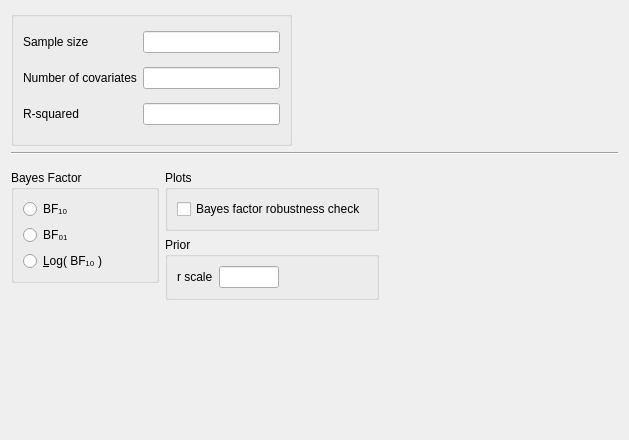
This is JASP-Desktop/analysisforms/SummaryStatistics/summarystatsregressionlinearbayesianform.ui in jasp-stats/jasp-desktop as Qt 5 draws it before an edit. The edited form follows.
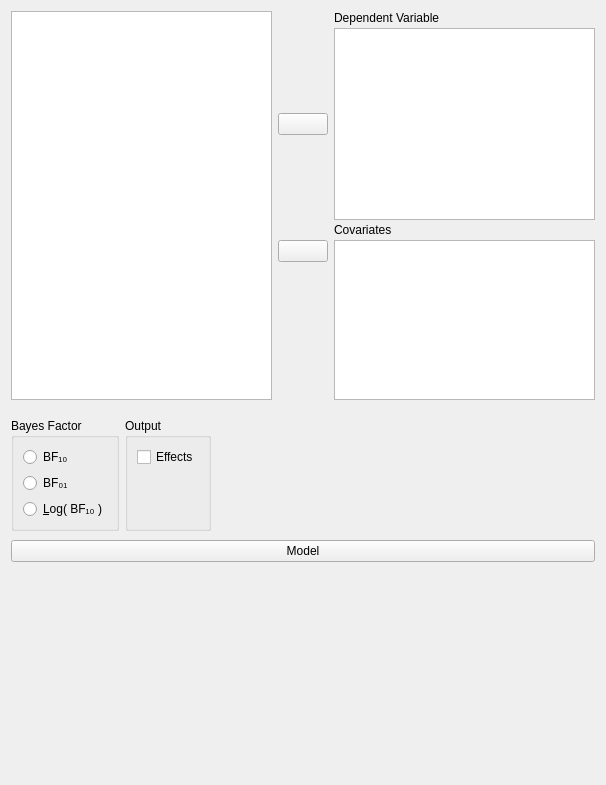
This is the edited form. Custom widgets are drawn as their Qt base class.

Commit message: add advanced options panel -initial commit

The edit to the form file:
```diff
--- a/JASP-Desktop/analysisforms/SummaryStatistics/summarystatsregressionlinearbayesianform.ui
+++ b/JASP-Desktop/analysisforms/SummaryStatistics/summarystatsregressionlinearbayesianform.ui
@@ -6,8 +6,8 @@
    <rect>
     <x>0</x>
     <y>0</y>
-    <width>629</width>
-    <height>440</height>
+    <width>606</width>
+    <height>785</height>
    </rect>
   </property>
   <property name="sizePolicy">
@@ -19,65 +19,198 @@
   <property name="windowTitle">
    <string>Form</string>
   </property>
-  <layout class="QGridLayout" name="gridLayout_2">
+  <layout class="QGridLayout" name="gridLayout">
+   <property name="verticalSpacing">
+    <number>0</number>
+   </property>
    <item row="0" column="0">
-    <widget class="GroupBox" name="groupBox">
-     <property name="title">
-      <string/>
+    <widget class="QWidget" name="topWidget" native="true">
+     <property name="sizePolicy">
+      <sizepolicy hsizetype="Preferred" vsizetype="Fixed">
+       <horstretch>0</horstretch>
+       <verstretch>0</verstretch>
+      </sizepolicy>
      </property>
-     <layout class="QGridLayout" name="gridLayout_11">
+     <layout class="QGridLayout" name="gridLayout_3">
+      <property name="leftMargin">
+       <number>0</number>
+      </property>
       <property name="topMargin">
-       <number>6</number>
+       <number>0</number>
       </property>
-      <item row="1" column="4">
-       <widget class="BoundTextBox" name="numberOfCovariates"/>
-      </item>
-      <item row="1" column="3">
-       <widget class="QLabel" name="label">
-        <property name="text">
-         <string>Number of covariates</string>
-        </property>
-       </widget>
-      </item>
-      <item row="2" column="4">
-       <widget class="BoundTextBox" name="unadjustedRSquared"/>
-      </item>
-      <item row="2" column="3">
+      <property name="rightMargin">
+       <number>0</number>
+      </property>
+      <property name="verticalSpacing">
+       <number>3</number>
+      </property>
+      <item row="2" column="2">
        <widget class="QLabel" name="label_4">
+        <property name="sizePolicy">
+         <sizepolicy hsizetype="Fixed" vsizetype="Fixed">
+          <horstretch>0</horstretch>
+          <verstretch>0</verstretch>
+         </sizepolicy>
+        </property>
         <property name="text">
-         <string>R-squared</string>
+         <string>Covariates</string>
         </property>
        </widget>
       </item>
-      <item row="0" column="3">
-       <widget class="QLabel" name="label_5">
+      <item row="3" column="1">
+       <widget class="AssignButton" name="buttonAssignCovariates">
+        <property name="sizePolicy">
+         <sizepolicy hsizetype="Fixed" vsizetype="Fixed">
+          <horstretch>0</horstretch>
+          <verstretch>0</verstretch>
+         </sizepolicy>
+        </property>
+        <property name="minimumSize">
+         <size>
+          <width>50</width>
+          <height>0</height>
+         </size>
+        </property>
+        <property name="maximumSize">
+         <size>
+          <width>50</width>
+          <height>16777215</height>
+         </size>
+        </property>
         <property name="text">
-         <string>Sample size</string>
+         <string/>
         </property>
        </widget>
       </item>
-      <item row="0" column="4">
-       <widget class="BoundTextBox" name="sampleSize"/>
+      <item row="1" column="1">
+       <widget class="AssignButton" name="buttonAssignDependent">
+        <property name="sizePolicy">
+         <sizepolicy hsizetype="Fixed" vsizetype="Fixed">
+          <horstretch>0</horstretch>
+          <verstretch>0</verstretch>
+         </sizepolicy>
+        </property>
+        <property name="minimumSize">
+         <size>
+          <width>50</width>
+          <height>0</height>
+         </size>
+        </property>
+        <property name="maximumSize">
+         <size>
+          <width>50</width>
+          <height>16777215</height>
+         </size>
+        </property>
+        <property name="text">
+         <string/>
+        </property>
+       </widget>
+      </item>
+      <item row="0" column="2">
+       <widget class="QLabel" name="label">
+        <property name="text">
+         <string>Dependent Variable</string>
+        </property>
+       </widget>
+      </item>
+      <item row="1" column="2">
+       <widget class="boundSingleItemView" name="dependent">
+        <property name="sizePolicy">
+         <sizepolicy hsizetype="Expanding" vsizetype="Fixed">
+          <horstretch>0</horstretch>
+          <verstretch>0</verstretch>
+         </sizepolicy>
+        </property>
+        <property name="minimumSize">
+         <size>
+          <width>0</width>
+          <height>0</height>
+         </size>
+        </property>
+        <property name="maximumSize">
+         <size>
+          <width>16777215</width>
+          <height>16777215</height>
+         </size>
+        </property>
+        <property name="selectionMode">
+         <enum>QAbstractItemView::ExtendedSelection</enum>
+        </property>
+       </widget>
+      </item>
+      <item row="4" column="1">
+       <spacer name="verticalSpacer_3">
+        <property name="orientation">
+         <enum>Qt::Vertical</enum>
+        </property>
+        <property name="sizeType">
+         <enum>QSizePolicy::Expanding</enum>
+        </property>
+        <property name="sizeHint" stdset="0">
+         <size>
+          <width>20</width>
+          <height>0</height>
+         </size>
+        </property>
+       </spacer>
+      </item>
+      <item row="3" column="2" rowspan="2">
+       <widget class="BoundListView" name="covariates">
+        <property name="sizePolicy">
+         <sizepolicy hsizetype="Expanding" vsizetype="Fixed">
+          <horstretch>0</horstretch>
+          <verstretch>1</verstretch>
+         </sizepolicy>
+        </property>
+        <property name="minimumSize">
+         <size>
+          <width>0</width>
+          <height>160</height>
+         </size>
+        </property>
+        <property name="maximumSize">
+         <size>
+          <width>16777215</width>
+          <height>160</height>
+         </size>
+        </property>
+        <property name="selectionMode">
+         <enum>QAbstractItemView::ExtendedSelection</enum>
+        </property>
+       </widget>
+      </item>
+      <item row="0" column="0" rowspan="5">
+       <widget class="AvailableFieldsListView" name="listAvailableFields">
+        <property name="sizePolicy">
+         <sizepolicy hsizetype="Expanding" vsizetype="Preferred">
+          <horstretch>0</horstretch>
+          <verstretch>0</verstretch>
+         </sizepolicy>
+        </property>
+        <property name="minimumSize">
+         <size>
+          <width>0</width>
+          <height>0</height>
+         </size>
+        </property>
+        <property name="selectionMode">
+         <enum>QAbstractItemView::ExtendedSelection</enum>
+        </property>
+       </widget>
       </item>
      </layout>
     </widget>
    </item>
-   <item row="1" column="0" colspan="2">
-    <widget class="Line" name="line">
-     <property name="orientation">
-      <enum>Qt::Horizontal</enum>
-     </property>
-    </widget>
-   </item>
-   <item row="2" column="0" colspan="2">
-    <widget class="QWidget" name="gridWidget" native="true">
+   <item row="1" column="0">
+    <widget class="QWidget" name="widget_12" native="true">
      <property name="sizePolicy">
       <sizepolicy hsizetype="Fixed" vsizetype="Fixed">
        <horstretch>0</horstretch>
        <verstretch>0</verstretch>
       </sizepolicy>
      </property>
-     <layout class="QGridLayout" name="gridLayout">
+     <layout class="QGridLayout" name="gridLayout_4">
       <property name="leftMargin">
        <number>0</number>
       </property>
@@ -87,7 +220,7 @@
       <property name="bottomMargin">
        <number>0</number>
       </property>
-      <item row="0" column="0" rowspan="2">
+      <item row="0" column="0">
        <widget class="BoundGroupBox" name="bayesFactorType">
         <property name="title">
          <string>Bayes Factor</string>
@@ -96,40 +229,8 @@
          <bool>false</bool>
         </property>
         <layout class="QGridLayout" name="gridLayout_13">
-         <item row="1" column="1">
-          <spacer name="horizontalSpacer_3">
-           <property name="orientation">
-            <enum>Qt::Horizontal</enum>
-           </property>
-           <property name="sizeHint" stdset="0">
-            <size>
-             <width>40</width>
-             <height>20</height>
-            </size>
-           </property>
-          </spacer>
-         </item>
-         <item row="2" column="0">
-          <widget class="QRadioButton" name="_3">
-           <property name="sizePolicy">
-            <sizepolicy hsizetype="Fixed" vsizetype="Fixed">
-             <horstretch>0</horstretch>
-             <verstretch>0</verstretch>
-            </sizepolicy>
-           </property>
-           <property name="text">
-            <string>&amp;Log( BF₁₀ )</string>
-           </property>
-          </widget>
-         </item>
          <item row="1" column="0">
           <widget class="QRadioButton" name="_2">
-           <property name="sizePolicy">
-            <sizepolicy hsizetype="Fixed" vsizetype="Fixed">
-             <horstretch>0</horstretch>
-             <verstretch>0</verstretch>
-            </sizepolicy>
-           </property>
            <property name="text">
             <string>BF₀₁</string>
            </property>
@@ -137,143 +238,121 @@
          </item>
          <item row="0" column="0">
           <widget class="QRadioButton" name="_1">
-           <property name="sizePolicy">
-            <sizepolicy hsizetype="Fixed" vsizetype="Fixed">
-             <horstretch>0</horstretch>
-             <verstretch>0</verstretch>
-            </sizepolicy>
-           </property>
            <property name="text">
             <string>BF₁₀</string>
            </property>
           </widget>
          </item>
+         <item row="2" column="0">
+          <widget class="QRadioButton" name="_3">
+           <property name="text">
+            <string>&amp;Log( BF₁₀ )</string>
+           </property>
+          </widget>
+         </item>
         </layout>
        </widget>
       </item>
       <item row="0" column="1">
-       <widget class="BoundGroupBox" name="plotsGroup">
+       <widget class="GroupBox" name="groupBox_3">
         <property name="title">
-         <string>Plots</string>
+         <string>Output</string>
         </property>
-        <layout class="QGridLayout" name="gridLayout_4">
+        <layout class="QGridLayout" name="gridLayout_8">
+         <item row="1" column="1">
+          <spacer name="verticalSpacer_4">
+           <property name="orientation">
+            <enum>Qt::Vertical</enum>
+           </property>
+           <property name="sizeHint" stdset="0">
+            <size>
+             <width>20</width>
+             <height>40</height>
+            </size>
+           </property>
+          </spacer>
+         </item>
          <item row="0" column="0" colspan="2">
-          <widget class="BoundCheckBox" name="plotBayesFactorRobustness">
+          <widget class="BoundCheckBox" name="effects">
+           <property name="text">
+            <string>Effects</string>
+           </property>
+          </widget>
+         </item>
+        </layout>
+       </widget>
+      </item>
+     </layout>
+    </widget>
+   </item>
+   <item row="2" column="0">
+    <widget class="QWidget" name="widget_11" native="true">
+     <layout class="QGridLayout" name="gridLayout_6">
+      <property name="leftMargin">
+       <number>0</number>
+      </property>
+      <property name="topMargin">
+       <number>0</number>
+      </property>
+      <property name="rightMargin">
+       <number>0</number>
+      </property>
+      <property name="bottomMargin">
+       <number>0</number>
+      </property>
+      <property name="verticalSpacing">
+       <number>0</number>
+      </property>
+      <item row="0" column="0">
+       <widget class="QWidget" name="widget_10" native="true">
+        <property name="sizePolicy">
+         <sizepolicy hsizetype="Preferred" vsizetype="Preferred">
+          <horstretch>0</horstretch>
+          <verstretch>0</verstretch>
+         </sizepolicy>
+        </property>
+        <layout class="QGridLayout" name="gridLayout_5">
+         <property name="leftMargin">
+          <number>0</number>
+         </property>
+         <property name="rightMargin">
+          <number>0</number>
+         </property>
+         <property name="bottomMargin">
+          <number>3</number>
+         </property>
+         <item row="0" column="0">
+          <widget class="ExpanderButton" name="expanderModel">
+           <property name="text">
+            <string>Model</string>
+           </property>
+          </widget>
+         </item>
+         <item row="1" column="0">
+          <widget class="AnovaModelWidget" name="modelTerms" native="true">
            <property name="sizePolicy">
-            <sizepolicy hsizetype="Fixed" vsizetype="Fixed">
+            <sizepolicy hsizetype="Expanding" vsizetype="Preferred">
              <horstretch>0</horstretch>
              <verstretch>0</verstretch>
             </sizepolicy>
            </property>
-           <property name="text">
-            <string>Bayes factor robustness check</string>
-           </property>
-          </widget>
-         </item>
-        </layout>
-       </widget>
-      </item>
-      <item row="1" column="1" rowspan="2">
-       <widget class="BoundGroupBox" name="missingValues">
-        <property name="title">
-         <string>Prior</string>
-        </property>
-        <property name="flat">
-         <bool>false</bool>
-        </property>
-        <layout class="QGridLayout" name="gridLayout_3">
-         <item row="0" column="2">
-          <spacer name="horizontalSpacer_2">
-           <property name="orientation">
-            <enum>Qt::Horizontal</enum>
-           </property>
-           <property name="sizeHint" stdset="0">
-            <size>
-             <width>40</width>
-             <height>20</height>
-            </size>
-           </property>
-          </spacer>
-         </item>
-         <item row="0" column="1">
-          <widget class="BoundTextBox" name="priorWidth">
            <property name="minimumSize">
             <size>
-             <width>60</width>
-             <height>0</height>
+             <width>0</width>
+             <height>200</height>
             </size>
-           </property>
-           <property name="maximumSize">
-            <size>
-             <width>60</width>
-             <height>16777215</height>
-            </size>
-           </property>
-          </widget>
-         </item>
-         <item row="0" column="0">
-          <widget class="QLabel" name="label_2">
-           <property name="text">
-            <string>r scale</string>
            </property>
           </widget>
          </item>
         </layout>
        </widget>
       </item>
-      <item row="2" column="0" rowspan="2">
-       <spacer name="verticalSpacer_2">
-        <property name="orientation">
-         <enum>Qt::Vertical</enum>
-        </property>
-        <property name="sizeHint" stdset="0">
-         <size>
-          <width>84</width>
-          <height>145</height>
-         </size>
-        </property>
-       </spacer>
-      </item>
-      <item row="3" column="1">
-       <spacer name="verticalSpacer">
-        <property name="orientation">
-         <enum>Qt::Vertical</enum>
-        </property>
-        <property name="sizeHint" stdset="0">
-         <size>
-          <width>116</width>
-          <height>129</height>
-         </size>
-        </property>
-       </spacer>
-      </item>
      </layout>
     </widget>
    </item>
-   <item row="0" column="1">
-    <spacer name="horizontalSpacer">
-     <property name="orientation">
-      <enum>Qt::Horizontal</enum>
-     </property>
-     <property name="sizeType">
-      <enum>QSizePolicy::Fixed</enum>
-     </property>
-     <property name="sizeHint" stdset="0">
-      <size>
-       <width>320</width>
-       <height>20</height>
-      </size>
-     </property>
-    </spacer>
-   </item>
   </layout>
  </widget>
  <customwidgets>
-  <customwidget>
-   <class>BoundTextBox</class>
-   <extends>QLineEdit</extends>
-   <header>widgets/boundtextbox.h</header>
-  </customwidget>
   <customwidget>
    <class>BoundGroupBox</class>
    <extends>QGroupBox</extends>
@@ -291,6 +370,37 @@
    <header>widgets/groupbox.h</header>
    <container>1</container>
   </customwidget>
+  <customwidget>
+   <class>AssignButton</class>
+   <extends>QPushButton</extends>
+   <header>widgets/assignbutton.h</header>
+  </customwidget>
+  <customwidget>
+   <class>AvailableFieldsListView</class>
+   <extends>QListView</extends>
+   <header>widgets/availablefieldslistview.h</header>
+  </customwidget>
+  <customwidget>
+   <class>BoundListView</class>
+   <extends>QListView</extends>
+   <header>widgets/boundlistview.h</header>
+  </customwidget>
+  <customwidget>
+   <class>boundSingleItemView</class>
+   <extends>QListView</extends>
+   <header>widgets/boundsingleitemview.h</header>
+  </customwidget>
+  <customwidget>
+   <class>ExpanderButton</class>
+   <extends>QPushButton</extends>
+   <header>widgets/expanderbutton.h</header>
+  </customwidget>
+  <customwidget>
+   <class>AnovaModelWidget</class>
+   <extends>QWidget</extends>
+   <header>widgets/anovamodelwidget.h</header>
+   <container>1</container>
+  </customwidget>
  </customwidgets>
  <resources/>
  <connections/>
```
